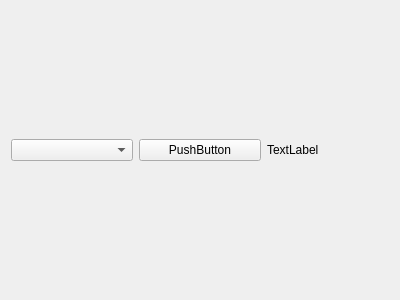
First picture: the form in communicationwidget.ui, repository Neuro111/balansBotGUI, before the edit.
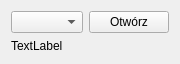
Second picture: the form after the edit.

Commit message: widget komunikacji z mozliwościa wyboru portu i otwieraniem portu

Patch:
```diff
--- a/communicationwidget.ui
+++ b/communicationwidget.ui
@@ -6,13 +6,15 @@
    <rect>
     <x>0</x>
     <y>0</y>
-    <width>400</width>
-    <height>300</height>
+    <width>170</width>
+    <height>62</height>
    </rect>
   </property>
   <property name="windowTitle">
    <string>Form</string>
   </property>
+  <layout class="QVBoxLayout" name="verticalLayout">
+   <item>
   <layout class="QHBoxLayout" name="horizontalLayout">
    <item>
     <widget class="QComboBox" name="portListComboBox"/>
@@ -20,9 +22,14 @@
    <item>
     <widget class="QPushButton" name="OpenButton">
      <property name="text">
-      <string>PushButton</string>
-     </property>
-    </widget>
+        <string>Otwórz</string>
+       </property>
+       <property name="checkable">
+        <bool>true</bool>
+       </property>
+      </widget>
+     </item>
+    </layout>
    </item>
    <item>
     <widget class="QLabel" name="statusLabel">
```
Lines whose indentation alone changed are shown as unchanged. The commit also changes 4 other files.
